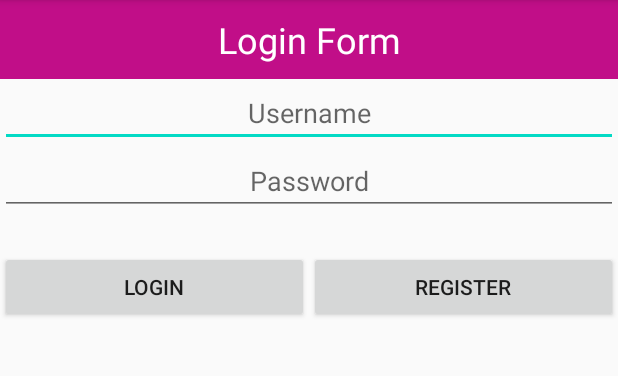
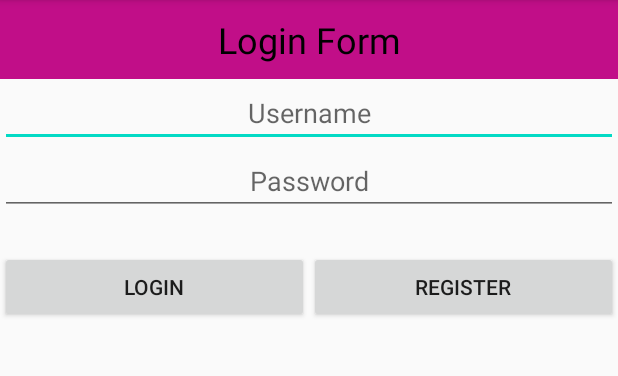
Before and after one commit to gilbertch09/FitnessApplication, an Android app: the LoginActivity screen opened directly, with no data from a screen before it, on a phone screen of 412 x 824 dp, the part 84-460 px from its top. Run offline under Robolectric (Android 15) with nearby library versions, the phone set to English and light mode, and no system bars.

Commit message:
change some design on the xml

```diff
--- a/app/src/main/res/layout/activity_login.xml
+++ b/app/src/main/res/layout/activity_login.xml
@@ -14,7 +14,7 @@
         android:gravity="center"
         android:padding="10dp"
         android:text="Login Form"
-        android:textColor="#fff"
+        android:textColor="#000"
         android:textSize="24sp" />
 
     <EditText
```
